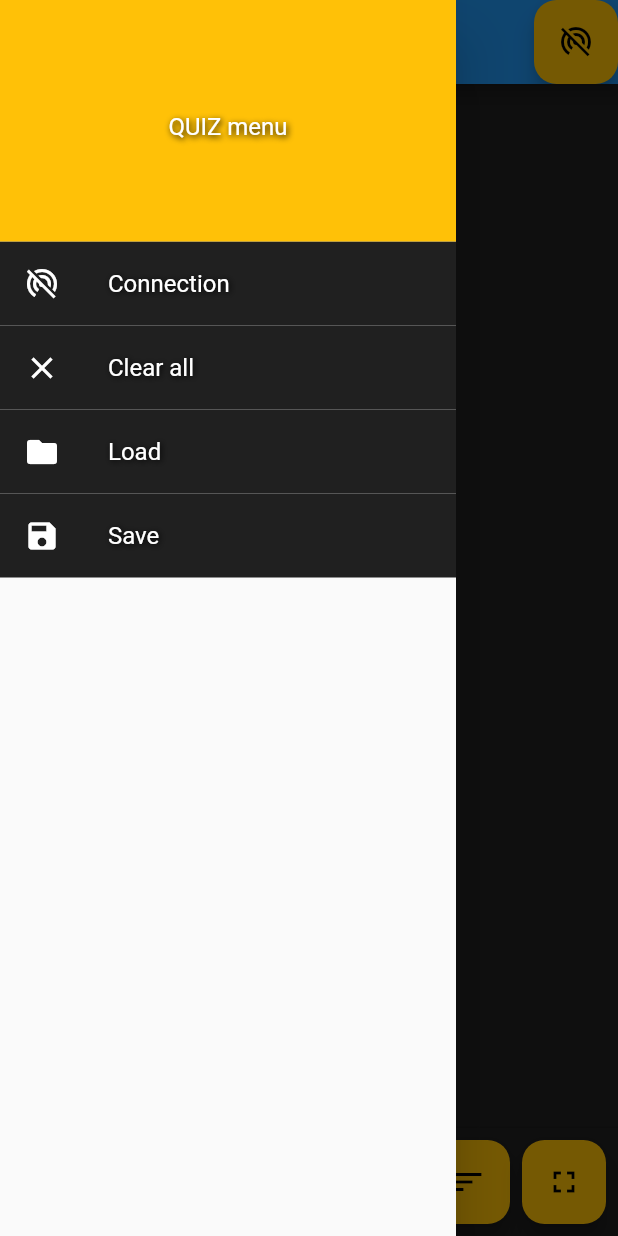
After one commit to Kozinoid/QUIZ-Flutter-Remote-Client, a Flutter app: the screen it shows after launch, with the side drawer open, on a phone screen of 412 x 824 dp. The commit adds this screen. Run offline on Flutter 3.47's test engine with Material 2 defaults, Android fonts, the phone set to English and light mode, and no system bars; our stand-ins replace google_fonts, sqflite; accounts and stored records are empty.

```diff
--- /dev/null
+++ b/lib/components/drawer.dart
@@ -0,0 +1,126 @@
+import 'package:flutter/material.dart';
+import 'package:provider/provider.dart';
+import 'package:quiflutter/connection/net_connection.dart';
+import 'package:quiflutter/dialogs/confirm_dialog.dart';
+import 'package:quiflutter/model/data_model.dart';
+import 'package:quiflutter/style/styles.dart';
+
+class QuizDrawer extends StatelessWidget{
+
+  @override
+  Widget build(BuildContext context) {
+    DataModel data = context.read<DataModel>();
+    return Consumer<NetConnection>(
+      builder: (context, connection, child){
+        return Drawer(
+          child: ListView(
+            children: [
+              //-------------------- Menu header -----------------------
+              DrawerHeader(
+                  margin: EdgeInsets.all(0),
+                  decoration: ShapeDecoration(
+                    color: quizMainPanelColor,
+                    shape: RoundedRectangleBorder(
+                      borderRadius: BorderRadius.circular(0),
+                    ),
+                  ),
+                  child: Center(
+                    child: Text(
+                      'QUIZ menu',
+                      style: menuFont,
+                    ),
+                  )),
+
+              //--------------- Menu item 'Connection' -----------------
+              ListTile(
+                tileColor: quizMainBackColor,
+                leading: connection.connected
+                    ? Icon(
+                  Icons.wifi_tethering_sharp,
+                  color: quizListTextColor,
+                )
+                    : Icon(
+                  Icons.portable_wifi_off,
+                  color: quizListTextColor,
+                ),
+                title: Text(
+                  'Connection',
+                  style: menuFont,
+                ),
+                onTap: () {
+                  connection.connect();
+                  Navigator.of(context).pop<Drawer>();
+                },
+              ),
+
+              //--------------- Menu item 'Clear All' ------------------
+              ListTile(
+                tileColor: quizMainBackColor,
+                leading: Icon(
+                  Icons.clear,
+                  color: quizListTextColor,
+                ),
+                title: Text(
+                  'Clear all',
+                  style: menuFont,
+                ),
+                onTap: () async {
+                  if (await showConfirmDialog(
+                      context, null, 'Clear all', 'Are you shure?'))
+                  {
+                    data.clearAll();
+                    connection.sendClearTableCommand();
+                  }
+                  Navigator.of(context).pop<Drawer>();
+                },
+              ),
+
+              //------------------ Menu item 'Load' --------------------
+              ListTile(
+                tileColor: quizMainBackColor,
+                leading: Icon(
+                  Icons.folder,
+                  color: quizListTextColor,
+                ),
+                title: Text(
+                  'Load',
+                  style: menuFont,
+                ),
+                onTap: () async {
+                  if (await showConfirmDialog(context, null, 'Load table',
+                      'Load last saved table?')) {
+                    data.loadData();
+                    data.sendRefreshAllTable();
+                  }
+                  Navigator.of(context).pop<Drawer>();
+                },
+              ),
+
+              //------------------ Menu item 'Save' --------------------
+              ListTile(
+                tileColor: quizMainBackColor,
+                leading: Icon(
+                  Icons.save,
+                  color: quizListTextColor,
+                ),
+                title: Text(
+                  'Save',
+                  style: menuFont,
+                ),
+                onTap: () async {
+                  if (await showConfirmDialog(
+                      context, null, 'Save table', 'Save changes?'))
+                  {
+                    data.saveData();
+                  }
+                  Navigator.of(context).pop<Drawer>();
+                },
+              ),
+              //--------------------------------------------------------
+            ],
+          ),
+        );
+      },
+    );
+  }
+}
```
Also changed, not shown: lib/homepage.dart (+10 -118 lines).
